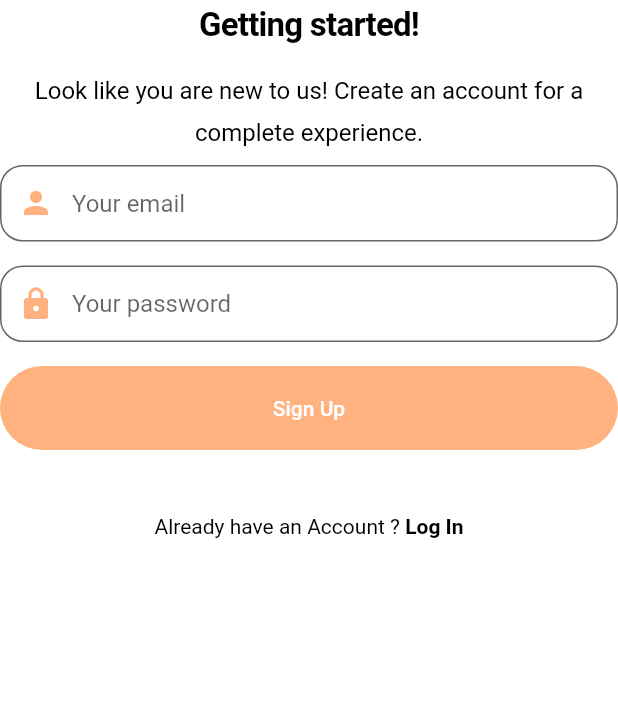
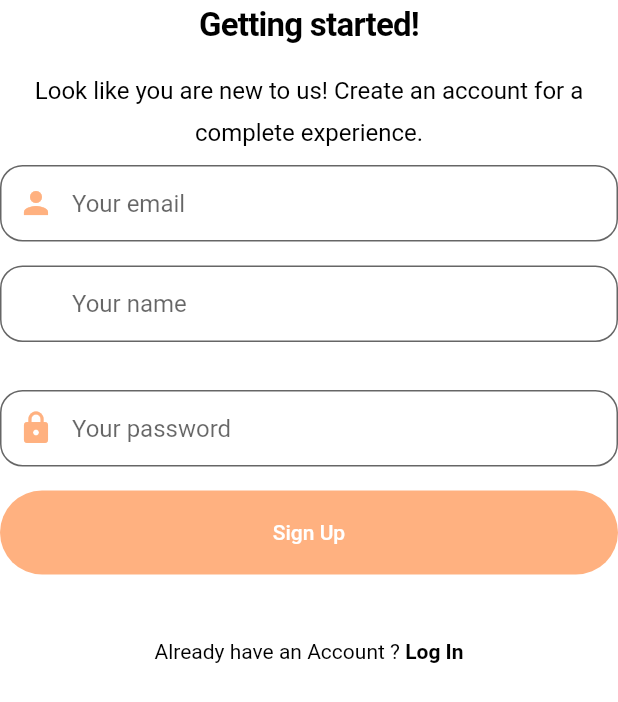
Before and after one commit to FEUP-LEIC-ES-2022-23/Taste_Budz, a Flutter app: the SignUpForm widget shown alone on an empty page, opened directly, on a phone screen of 412 x 824 dp. Shown: the top 702 px of the screen. Run offline on Flutter 3.47's test engine with Material 2 defaults, Android fonts, the phone set to English and light mode, and no system bars; our stand-ins replace firebase_auth, firebase_core, flutter_svg; accounts and stored records are empty; Roboto replaces fonts that are missing (DM Sans, Mulish).

Commit message:
Worked on sign up page

```diff
--- a/lib/Screens/Signup/signup_form.dart
+++ b/lib/Screens/Signup/signup_form.dart
@@ -93,6 +93,24 @@ class _SignUpFormState extends State<SignUpForm> {
           Padding(
             padding: const EdgeInsets.symmetric(vertical: defaultPadding),
             child: TextFormField(
+              textInputAction: TextInputAction.done,
+              obscureText: true,
+              cursorColor: kPrimaryColor,
+              decoration: InputDecoration(
+                hintText: "Your name",
+                prefixIcon: const Icon(Icons.lock, color: Color.fromARGB(255, 255, 255, 255)),
+                filled: true,
+                fillColor: Colors.white,
+                border: OutlineInputBorder(
+                  borderSide: const BorderSide(color: Colors.black),
+                  borderRadius: BorderRadius.circular(15),
+                ),
+              ),
+            ),
+          ),
+          Padding(
+            padding: const EdgeInsets.symmetric(vertical: defaultPadding),
+            child: TextFormField(
               controller: password_controller,
               textInputAction: TextInputAction.done,
               obscureText: true,
```
